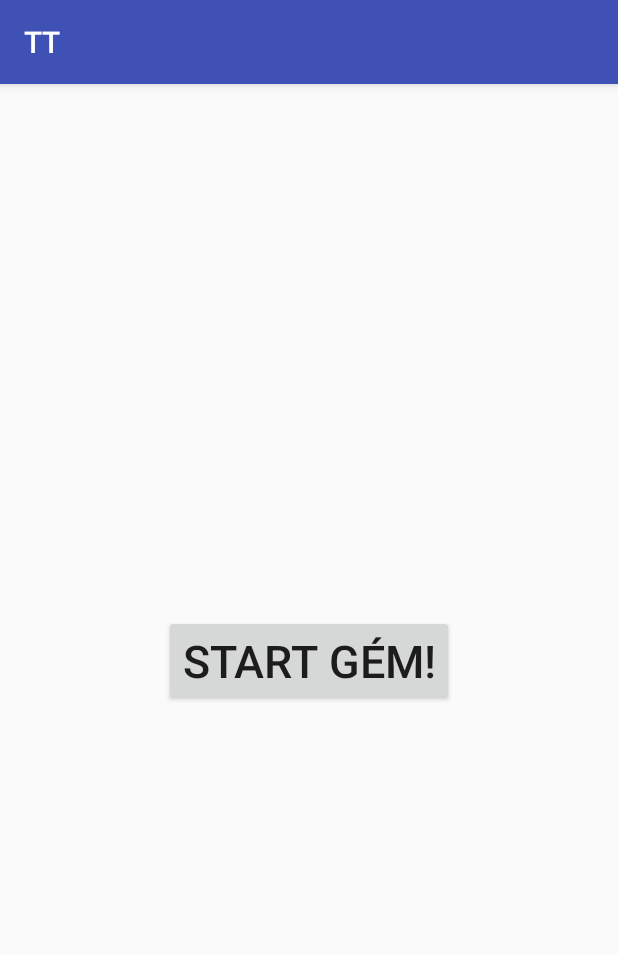
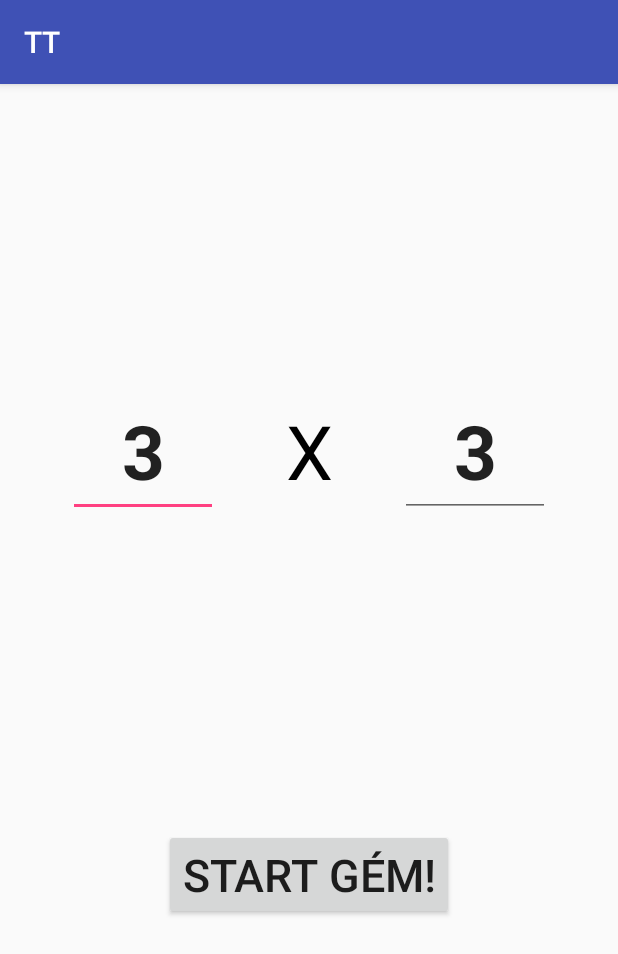
Before and after one commit to szgyf-hu/TT, an Android app: the screen it shows after launch (Main2Activity), on a phone screen of 412 x 824 dp. Shown: the top 954 px of the screen. Run offline under Robolectric (Android 15) with nearby library versions, the phone set to English and light mode, and no system bars.

Commit message:
állítható darabszám

```diff
--- a/app/src/main/java/hu/szgyf/android/tt/Main2Activity.java
+++ b/app/src/main/java/hu/szgyf/android/tt/Main2Activity.java
@@ -5,6 +5,7 @@ import android.support.v7.app.AppCompatActivity;
 import android.os.Bundle;
 import android.view.View;
 import android.widget.Button;
+import android.widget.TextView;
 
 public class Main2Activity extends AppCompatActivity {
 
@@ -13,14 +14,23 @@ public class Main2Activity extends AppCompatActivity {
         super.onCreate(savedInstanceState);
         setContentView(R.layout.activity_main2);
 
-        ((Button)findViewById(R.id.startgame)).setOnClickListener(
+        ((Button) findViewById(R.id.startgame)).setOnClickListener(
                 new View.OnClickListener() {
                     @Override
                     public void onClick(View v) {
-                Intent i= new Intent(Main2Activity.this,
+                        Intent i = new Intent(Main2Activity.this,
                                 MainActivity.class);
+                        i.putExtra("text", "helloka");
+                        i.putExtra("xc",
+                                Integer.parseInt(
+                                        ((TextView) findViewById(R.id.xtext)).getText().toString()
+                                )
+                        );
+                        i.putExtra("yc",
+                                Integer.parseInt(
+                                        ((TextView) findViewById(R.id.ytext)).getText().toString()
+                                ));
                         startActivity(i);
-
                     }
                 });
     }
--- a/app/src/main/java/hu/szgyf/android/tt/MainActivity.java
+++ b/app/src/main/java/hu/szgyf/android/tt/MainActivity.java
@@ -1,5 +1,6 @@
 package hu.szgyf.android.tt;
 
+import android.content.Intent;
 import android.graphics.Bitmap;
 import android.graphics.drawable.BitmapDrawable;
 import android.graphics.drawable.Drawable;
@@ -26,6 +27,11 @@ public class MainActivity extends AppCompatActivity {
 
         getSupportActionBar().hide();
 
+        Intent i = getIntent();
+        Toast.makeText(this,
+                i.getStringExtra("text"),
+                Toast.LENGTH_LONG).show();
+
         setContentView(R.layout.activity_main);
 
         RelativeLayout rl = (RelativeLayout) findViewById(R.id.rl);
@@ -50,8 +56,8 @@ public class MainActivity extends AppCompatActivity {
         });*/
 
         if (savedInstanceState == null) {
-            column = 4;
-            row = 4;
+            column = i.getIntExtra("xc",4);
+            row = i.getIntExtra("yc",4);
         }
 
         rl.post(new Runnable() {
--- a/app/src/main/res/layout/activity_main2.xml
+++ b/app/src/main/res/layout/activity_main2.xml
@@ -5,6 +5,48 @@
     android:layout_width="match_parent"
     android:layout_height="match_parent"
     tools:context="hu.szgyf.android.tt.Main2Activity">
+
+    <EditText
+        android:id="@+id/xtext"
+        android:layout_width="100dp"
+        android:layout_height="wrap_content"
+        android:layout_marginBottom="8dp"
+        android:text="3"
+        android:textAlignment="center"
+        android:textSize="50sp"
+        android:textStyle="bold"
+        app:layout_constraintBottom_toTopOf="@+id/startgame"
+        app:layout_constraintLeft_toLeftOf="parent"
+        app:layout_constraintRight_toLeftOf="@id/mrx"
+        app:layout_constraintTop_toTopOf="parent" />
+
+    <TextView
+        android:id="@+id/mrx"
+        android:layout_width="wrap_content"
+        android:layout_height="wrap_content"
+        android:layout_marginBottom="8dp"
+        android:text="X"
+        android:textColor="@android:color/black"
+        android:textSize="50sp"
+        app:layout_constraintBottom_toTopOf="@+id/startgame"
+        app:layout_constraintLeft_toRightOf="@id/xtext"
+        app:layout_constraintRight_toLeftOf="@id/ytext"
+        app:layout_constraintTop_toTopOf="parent" />
+
+    <EditText
+        android:id="@+id/ytext"
+        android:layout_width="100dp"
+        android:layout_height="wrap_content"
+        android:layout_marginBottom="8dp"
+        android:text="3"
+        android:textAlignment="center"
+        android:textSize="50sp"
+        android:textStyle="bold"
+        app:layout_constraintBottom_toTopOf="@+id/startgame"
+        app:layout_constraintLeft_toRightOf="@id/mrx"
+        app:layout_constraintRight_toRightOf="parent"
+        app:layout_constraintTop_toTopOf="parent" />
+
 
     <Button
         android:id="@+id/startgame"
@@ -14,8 +56,9 @@
         android:textSize="30sp"
         app:layout_constraintLeft_toLeftOf="parent"
         app:layout_constraintRight_toRightOf="parent"
-        app:layout_constraintTop_toTopOf="parent"
+        app:layout_constraintTop_toBottomOf="@id/mrx"
         app:layout_constraintBottom_toBottomOf="parent"
         />
 
+
 </android.support.constraint.ConstraintLayout>
--- a/build.gradle
+++ b/build.gradle
@@ -5,7 +5,7 @@ buildscript {
         jcenter()
     }
     dependencies {
-        classpath 'com.android.tools.build:gradle:2.3.2'
+        classpath 'com.android.tools.build:gradle:3.0.1'
 
         // NOTE: Do not place your application dependencies here; they belong
         // in the individual module build.gradle files
```
Also changed, not shown: gradle/wrapper/gradle-wrapper.properties. Lines whose indentation alone changed are shown as unchanged.
